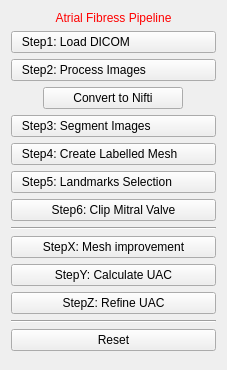
Old version of the form Version2.0/Plugins/kcl.cemrgapp.atrialfibres/src/internal/AtrialFibresViewControls.ui in the repository OpenHeartDevelopers/CemrgApp; both pictures show x 0 to 227 and y 0 to 370 of the 227 by 650 pixel window.
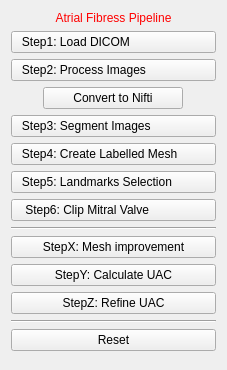
New version of the form.

Commit message: [AtrialSegmentation] minor updates before restructuring

The edit to the form file:
```diff
--- a/Version2.0/Plugins/kcl.cemrgapp.atrialfibres/src/internal/AtrialFibresViewControls.ui
+++ b/Version2.0/Plugins/kcl.cemrgapp.atrialfibres/src/internal/AtrialFibresViewControls.ui
@@ -125,8 +125,11 @@
    </item>
    <item>
     <widget class="QPushButton" name="button_6_mvclipper">
+     <property name="styleSheet">
+      <string notr="true">text-align: left;</string>
+     </property>
      <property name="text">
-      <string>Step6: Clip Mitral Valve</string>
+      <string>    Step6: Clip Mitral Valve</string>
      </property>
     </widget>
    </item>
```
The commit also changes 2 other files.
